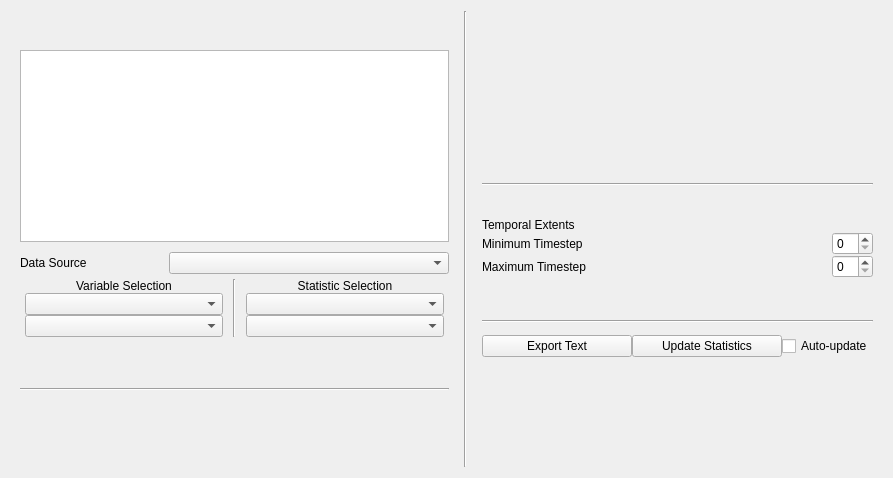
Above: apps/vaporgui/statsWindow.ui from StasJ/vapor-formatted before the change. Below: the same form after it.
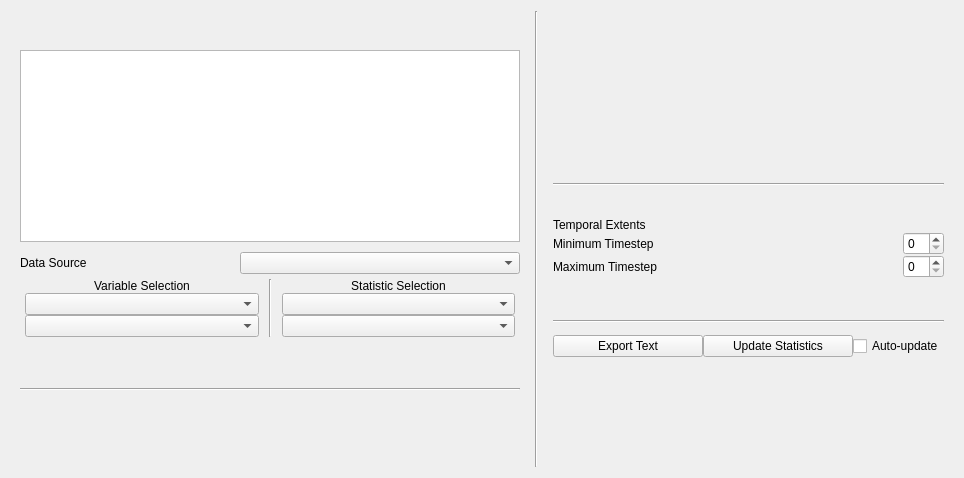
That is the form after the change. Custom widgets are drawn as their Qt base class.

Commit message: finish statistics tool

Diff of the .ui file:
```diff
--- a/apps/vaporgui/statsWindow.ui
+++ b/apps/vaporgui/statsWindow.ui
@@ -58,7 +58,7 @@
             </property>
             <property name="minimumSize">
              <size>
-              <width>411</width>
+              <width>500</width>
               <height>120</height>
              </size>
             </property>
```
The commit also changes 1 other file.
